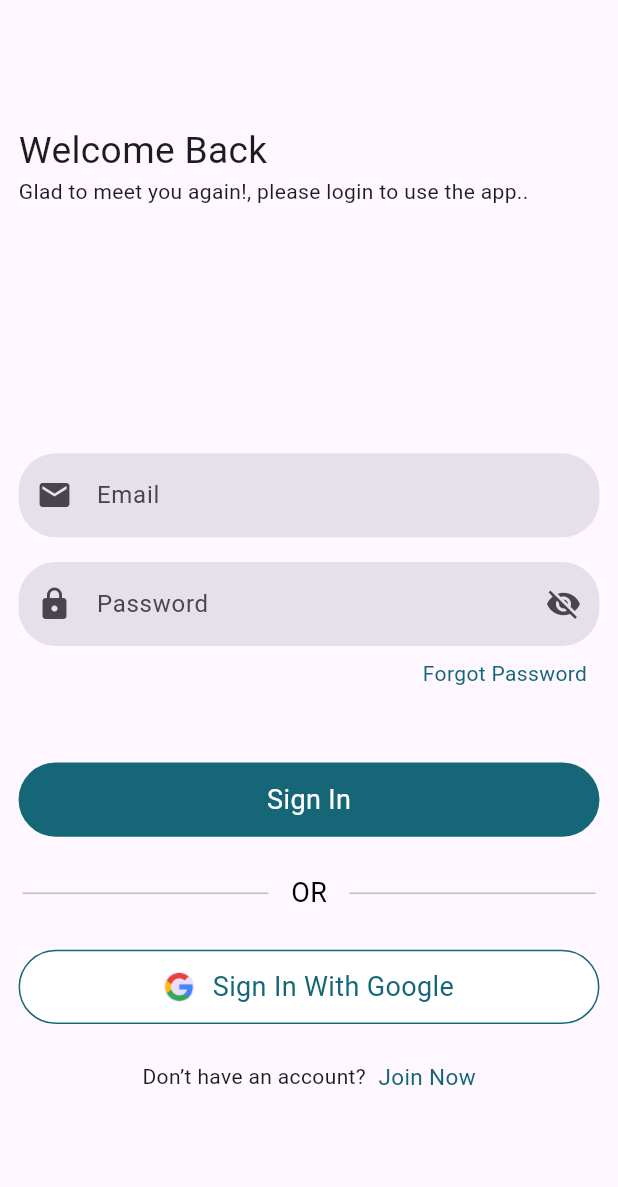
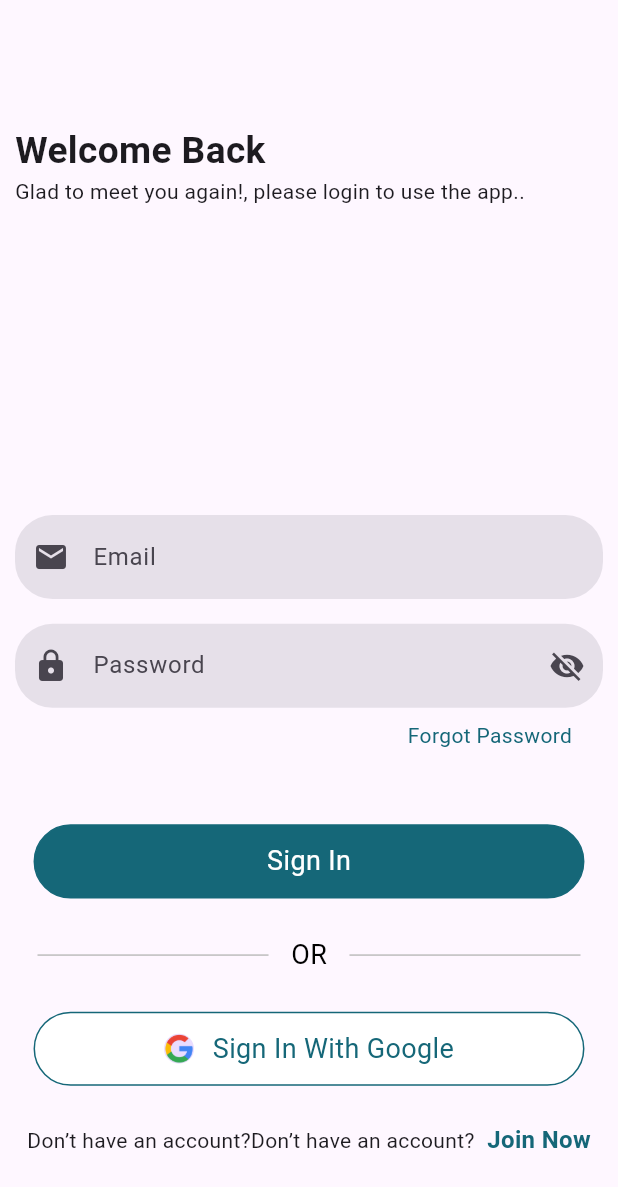
Before and after one commit to shahedroks/Salon-App, a Flutter app: the screen it shows after launch, on a phone screen of 412 x 824 dp. Shown: the top 1187 px of the screen. Run offline on Flutter 3.47's test engine with Material 3 defaults, Android fonts, the phone set to English and light mode, and no system bars; our stand-ins replace bloc, cloud_firestore, firebase_auth, firebase_core, flutter_bloc; accounts and stored records are empty.

Commit message:
sign-in design and sign-up design done

```diff
--- a/lib/app.dart
+++ b/lib/app.dart
@@ -1,6 +1,8 @@
 import 'package:flutter/material.dart';
 import 'package:flutter_bloc/flutter_bloc.dart';
+import 'package:selon/pages/home_page/users_home_page.dart';
 import 'package:selon/pages/sign_related_page/signin_page.dart';
+import 'package:selon/pages/sign_related_page/signup_page.dart';
 import 'package:selon/pages/sign_related_page/state_management/bloc/signin_bloc.dart';
 
 class MyApp extends StatelessWidget {
@@ -23,8 +25,8 @@ class MyApp extends StatelessWidget {
         initialRoute: "/",
         routes: {
           "/": (context) => SignInPage(),
-          // "/sign_up_page": (context) => SignUpPage(),
-          // "/users_home_page": (context) => UsersHomePage(), // users_home_page
+          "/sign_up_page": (context) => SignUpPage(),
+          "/users_home_page": (context) => UsersHomePage(), // users_home_page
         },
       ),
     );
--- a/lib/main.dart
+++ b/lib/main.dart
@@ -2,8 +2,10 @@ import 'package:firebase_core/firebase_core.dart';
 import 'package:flutter/material.dart';
 import 'package:selon/app.dart';
 
+import 'firebase_options.dart';
+
 void main() async {
   WidgetsFlutterBinding.ensureInitialized();
-  await Firebase.initializeApp();
+  await Firebase.initializeApp(options: DefaultFirebaseOptions.currentPlatform);
   runApp(const MyApp());
 }
--- /dev/null
+++ b/lib/pages/sign_related_page/custom_widget/custom_lower_text_controler_sign.dart
@@ -0,0 +1,37 @@
+import 'package:flutter/material.dart';
+
+class CustomLowerTextControlerSign extends StatelessWidget {
+  String? firstText;
+  String? secondText;
+  late VoidCallback onTap;
+  CustomLowerTextControlerSign({
+    super.key,
+    this.firstText,
+    this.secondText,
+    required this.onTap,
+  });
+
+  @override
+  Widget build(BuildContext context) {
+    final sizeWidth = MediaQuery.of(context).size.width;
+    final sizeHeight = MediaQuery.of(context).size.height;
+    return Row(
+      mainAxisAlignment: MainAxisAlignment.center,
+      children: [
+        Text("$firstText"),
+        SizedBox(width: sizeWidth * 0.02),
+        InkWell(
+          onTap: onTap,
+          child: Text(
+            "$secondText",
+            style: TextStyle(
+              color: Color(0xff156778),
+              fontSize: 16,
+              fontWeight: FontWeight.bold,
+            ),
+          ),
+        ),
+      ],
+    );
+  }
+}
--- a/lib/pages/sign_related_page/custom_widget/custom_text_form_feild.dart
+++ b/lib/pages/sign_related_page/custom_widget/custom_text_form_feild.dart
@@ -1,18 +1,18 @@
-import 'package:flutter/material.dart';
-
-class CustomContainerTextFormFeild extends StatelessWidget {
-  final Widget? child;
-  CustomContainerTextFormFeild({super.key, this.child});
-
-  @override
-  Widget build(BuildContext context) {
-    final sizeWidth = MediaQuery.of(context).size.width;
-    final sizeHeight = MediaQuery.of(context).size.height;
-    return Container(
-      // height: sizeHeight * 0.06,
-      width: sizeWidth,
-      margin: EdgeInsets.symmetric(horizontal: sizeWidth * 0.03),
-      child: child,
-    );
-  }
-}
+// import 'package:flutter/material.dart';
+//
+// class CustomContainerTextFormFeild extends StatelessWidget {
+//   final Widget? child;
+//   CustomContainerTextFormFeild({super.key, this.child});
+//
+//   @override
+//   Widget build(BuildContext context) {
+//     final sizeWidth = MediaQuery.of(context).size.width;
+//     final sizeHeight = MediaQuery.of(context).size.height;
+//     return Container(
+//       // height: sizeHeight * 0.06,
+//       width: sizeWidth,
+//       margin: EdgeInsets.symmetric(horizontal: sizeWidth * 0.03),
+//       child: child,
+//     );
+//   }
+// }
--- /dev/null
+++ b/lib/pages/sign_related_page/custom_widget/custom_upper_text_controler_sign.dart
@@ -0,0 +1,26 @@
+import 'package:flutter/material.dart';
+
+class CustomUpperTextControlerSign extends StatelessWidget {
+  String? firstText;
+  String? secondText;
+  CustomUpperTextControlerSign({super.key, this.firstText, this.secondText});
+
+  @override
+  Widget build(BuildContext context) {
+    final sizeWidth = MediaQuery.of(context).size.width;
+    final sizeHeight = MediaQuery.of(context).size.height;
+    return Column(
+      crossAxisAlignment: CrossAxisAlignment.start,
+      children: [
+        Text(
+          "$firstText",
+          style: TextStyle(
+            fontSize: sizeWidth * 0.06,
+            fontWeight: FontWeight.bold,
+          ),
+        ),
+        Text("$secondText"),
+      ],
+    );
+  }
+}
--- a/lib/pages/sign_related_page/signin_page.dart
+++ b/lib/pages/sign_related_page/signin_page.dart
@@ -1,5 +1,6 @@
 import 'package:flutter/material.dart';
-import 'package:selon/pages/sign_related_page/custom_widget/custom_text_form_feild.dart';
+import 'package:selon/pages/sign_related_page/custom_widget/custom_lower_text_controler_sign.dart';
+import 'package:selon/pages/sign_related_page/custom_widget/custom_upper_text_controler_sign.dart';
 import 'package:selon/pages/sign_related_page/custom_widget/password_visibility.dart';
 import 'package:selon/pages/sign_related_page/utils/checker_controler.dart';
 import 'package:selon/pages/sign_related_page/utils/users_controler.dart';
@@ -28,43 +29,44 @@ class _SignInPageState extends State<SignInPage> {
     return Scaffold(
       body: Form(
         key: isFormKey,
+        autovalidateMode: AutovalidateMode.onUserInteraction,
         child: SingleChildScrollView(
+          child: Padding(
+            padding: const EdgeInsets.symmetric(horizontal: 10),
             child: Column(
               crossAxisAlignment: CrossAxisAlignment.start,
               children: [
                 SizedBox(height: sizeHeight * 0.1),
-              Container(
-                margin: EdgeInsets.only(left: sizeWidth * 0.03),
-                child: Text(
-                  "Welcome Back",
-                  style: TextStyle(fontSize: sizeWidth * 0.06),
-                ),
-              ),
-              Container(
-                margin: EdgeInsets.only(left: sizeWidth * 0.03),
-                child: Text(
+                CustomUpperTextControlerSign(
+                  firstText: "Welcome Back",
+                  secondText:
                       "Glad to meet you again!, please login to use the app..",
                 ),
-              ),
-              SizedBox(height: sizeHeight * 0.2),
-              CustomContainerTextFormFeild(
-                child: TextFormField(
+                SizedBox(height: sizeHeight * 0.25),
+                TextFormField(
                   decoration: InputDecoration(
                     prefixIcon: Icon(Icons.email),
                     hintText: "Email",
                   ),
-                  validator: (value) => checker.onEmailChecker(value),
-                ),
+                  validator: (value) {
+                    final result = checker.onEmailChecker(value);
+                    checker.signChecker = true;
+                    print(checker.signChecker);
+                    return result;
+                  },
                 ),
                 SizedBox(height: sizeHeight * 0.02),
-              CustomContainerTextFormFeild(
-                child: TextFormField(
+                TextFormField(
                   obscureText: obscureText,
+                  validator: (value) {
+                    final result = checker.onPasswordChecker(value);
+                    checker.signChecker = true;
+                    return result;
+                  },
                   decoration: InputDecoration(
                     prefixIcon: Icon(Icons.lock),
                     hintText: "Password",
                     suffixIcon: PasswordVisibility(),
-                  ),
                   ),
                 ),
                 Container(
@@ -80,7 +82,7 @@ class _SignInPageState extends State<SignInPage> {
                 CustomSigninButton(
                   signIn: () {
                     if (isFormKey.currentState!.validate()) {
-                    users.signinAuth(email.text, password.text, context);
+                      // users.signinAuth(email.text, password.text, context);
                     }
                   },
                   text: "Sign In",
@@ -95,21 +97,18 @@ class _SignInPageState extends State<SignInPage> {
                   textColor: Color(0xff156778),
                   text: "Sign In With Google",
                   contenerColor: Colors.white,
-                image: "assets/Google.png",
+                  image: "assets/image/Google.png",
                 ),
                 SizedBox(height: sizeHeight * 0.03),
-              Row(
-                mainAxisAlignment: MainAxisAlignment.center,
-                children: [
-                  Text("Don’t have an account?"),
-                  SizedBox(width: sizeWidth * 0.02),
-                  Text(
-                    "Join Now",
-                    style: TextStyle(color: Color(0xff156778), fontSize: 15),
+                CustomLowerTextControlerSign(
+                  firstText: "Don’t have an account?Don’t have an account?",
+                  secondText: "Join Now",
+                  onTap: () {
+                    Navigator.pushNamed(context, "/sign_up_page");
+                  },
                 ),
               ],
             ),
-            ],
           ),
         ),
       ),
--- a/pubspec.yaml
+++ b/pubspec.yaml
@@ -64,7 +64,7 @@ flutter:
 
   # To add assets to your application, add an assets section, like this:
   assets:
-     - assets/
+     - assets/image
   #   - images/a_dot_ham.jpeg
 
   # An image asset can refer to one or more resolution-specific "variants", see
```
Also changed, not shown: lib/pages/sign_related_page/signup_page.dart (+76 -88 lines), lib/pages/sign_related_page/utils/checker_controler.dart (+16 -14 lines), assets/image/Google.png (added), assets/image/Logo.png (added), firebase.json (added), lib/firebase_options.dart (added), lib/pages/sign_related_page/custom_widget/custom_lower_text_users_controler.dart (added), lib/pages/sign_related_page/custom_widget/custom_upper_text_users_controler.dart (added), 3 other files. Lines whose indentation alone changed are shown as unchanged.
